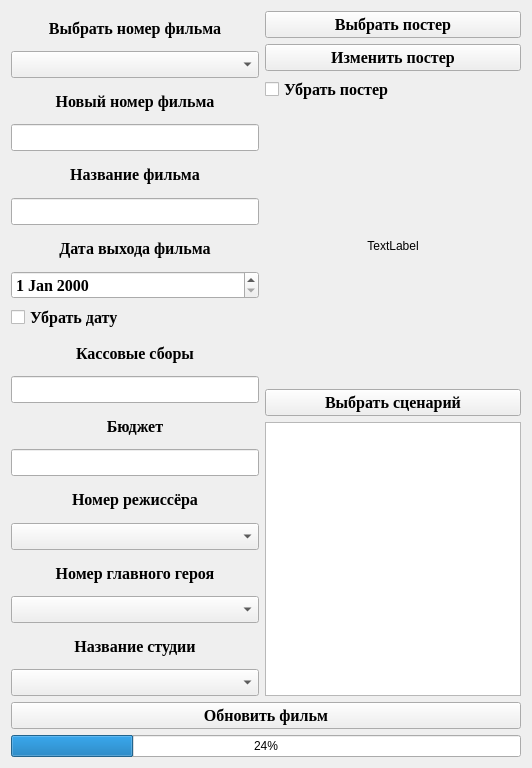
First picture: the form in Client/updatemovie.ui, repository NikitaVirachev/course-work-on-DB, before the edit.
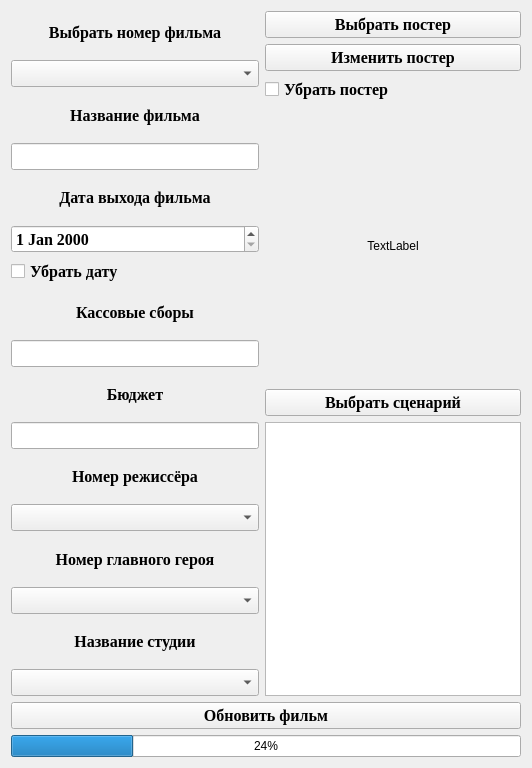
Second picture: the form after the edit.

```diff
--- a/Client/updatemovie.ui
+++ b/Client/updatemovie.ui
@@ -50,36 +50,6 @@
            </property>
           </widget>
          </item>
-         <item>
-          <widget class="QLabel" name="label_9">
-           <property name="font">
-            <font>
-             <family>Times New Roman</family>
-             <pointsize>12</pointsize>
-             <weight>75</weight>
-             <bold>true</bold>
-            </font>
-           </property>
-           <property name="text">
-            <string>Новый номер фильма</string>
-           </property>
-           <property name="alignment">
-            <set>Qt::AlignCenter</set>
-           </property>
-          </widget>
-         </item>
-         <item>
-          <widget class="QLineEdit" name="lineEdit_4">
-           <property name="font">
-            <font>
-             <family>Times New Roman</family>
-             <pointsize>12</pointsize>
-             <weight>75</weight>
-             <bold>true</bold>
-            </font>
-           </property>
-          </widget>
-         </item>
          <item>
           <widget class="QLabel" name="label_2">
            <property name="font">
```
